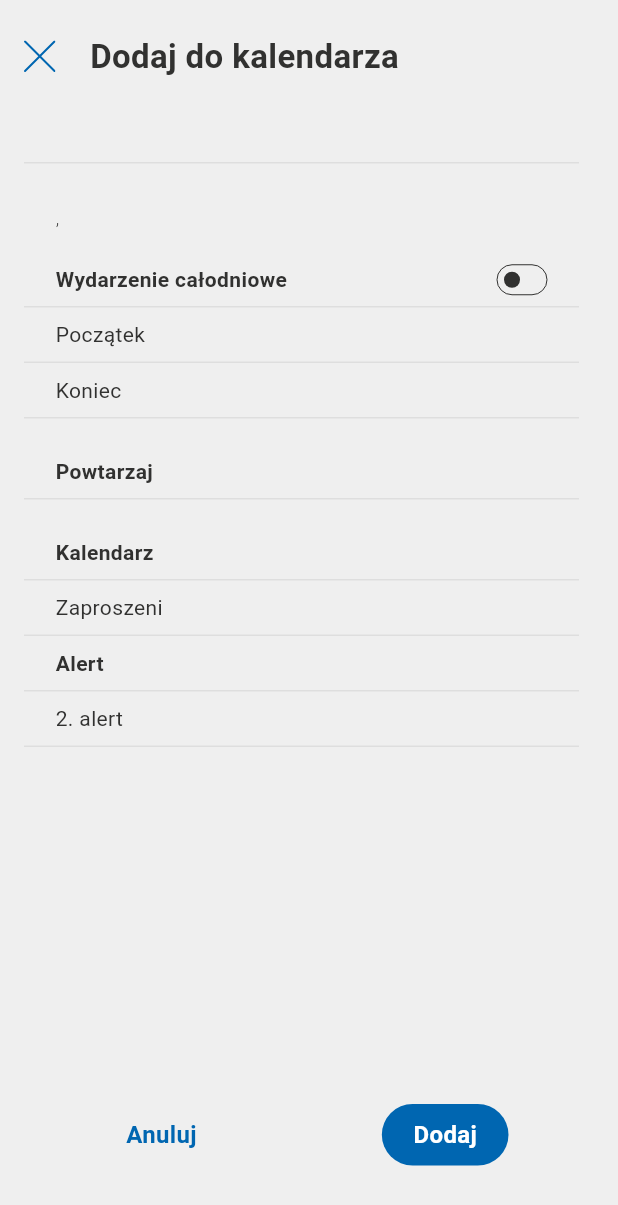
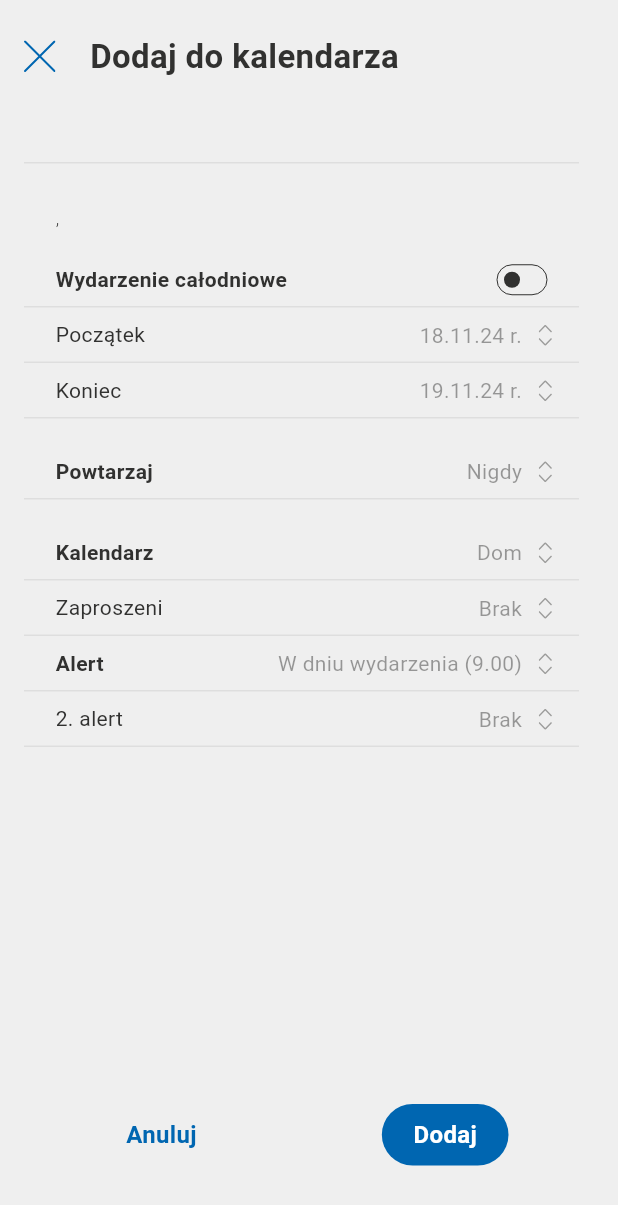
Before and after one commit to redssu/aplikacja-explore, a Flutter app: the EventAddToCalendarSheet widget shown alone on an empty page, opened directly with empty values, on a phone screen of 412 x 824 dp. Shown: the top 1205 px of the screen. Run offline on Flutter 3.47's test engine with Material 3 defaults, Android fonts, the phone set to English and light mode, and no system bars; our stand-ins replace flutter_svg, shimmer.

Commit message:
Placeholder pod element typu Select

```diff
--- a/lib/src/common/consts/app_typography.dart
+++ b/lib/src/common/consts/app_typography.dart
@@ -24,6 +24,16 @@ class AppTypography {
     height: 19 / 16,
   );
 
+  static const TextStyle selectValue = TextStyle(
+    fontFamily: "Roboto",
+    fontWeight: FontWeight.w400,
+    fontSize: 14,
+  );
+
+  /**
+   * MARK: Event Filters
+   */
+  ///
   static const TextStyle eventsFiltersListTileTitle = TextStyle(
     fontFamily: "Roboto",
     fontWeight: FontWeight.normal,
--- /dev/null
+++ b/lib/src/common/widgets/select.dart
@@ -0,0 +1,32 @@
+import "package:aplikacja_explore/src/common/consts/app_typography.dart";
+import "package:aplikacja_explore/src/common/widgets/h_space.dart";
+import "package:flutter/cupertino.dart";
+import "package:flutter_svg/svg.dart";
+
+class Select extends StatelessWidget {
+  const Select({
+    required this.value,
+    super.key,
+  });
+
+  final String value;
+
+  @override
+  Widget build(BuildContext context) {
+    return Row(
+      mainAxisSize: MainAxisSize.min,
+      children: [
+        Text(
+          value,
+          style: AppTypography.selectValue.copyWith(
+            color: const Color(0xFF3C3C3B).withOpacity(0.5),
+          ),
+        ),
+        const HSpace(11),
+        SvgPicture.asset(
+          "assets/icons/chevron-up-chevron-down.svg",
+        ),
+      ],
+    );
+  }
+}
--- a/lib/src/presentation/events/single/sheets/event_add_to_calendar_sheet.dart
+++ b/lib/src/presentation/events/single/sheets/event_add_to_calendar_sheet.dart
@@ -4,6 +4,7 @@ import "package:aplikacja_explore/src/common/layouts/sheet_layout.dart";
 import "package:aplikacja_explore/src/common/utils/controlled_state.dart";
 import "package:aplikacja_explore/src/common/widgets/app_button.dart";
 import "package:aplikacja_explore/src/common/widgets/edge_padding.dart";
+import "package:aplikacja_explore/src/common/widgets/select.dart";
 import "package:aplikacja_explore/src/common/widgets/v_space.dart";
 import "package:aplikacja_explore/src/data/models/event_model.dart";
 import "package:aplikacja_explore/src/presentation/events/single/sheets/event_add_to_calendar_controller.dart";
@@ -122,6 +123,7 @@ class _EventAddToCalendarSheetState extends ControlledState<EventAddToCalendarSh
                     ),
                   ),
                   // TODO: DatePicker
+                  const Select(value: "18.11.24 r."),
                 ],
               ),
             ),
@@ -138,6 +140,7 @@ class _EventAddToCalendarSheetState extends ControlledState<EventAddToCalendarSh
                     ),
                   ),
                   // TODO: DatePicker
+                  const Select(value: "19.11.24 r."),
                 ],
               ),
             ),
@@ -157,6 +160,7 @@ class _EventAddToCalendarSheetState extends ControlledState<EventAddToCalendarSh
                     ),
                   ),
                   // TODO: Select
+                  const Select(value: "Nigdy"),
                 ],
               ),
             ),
@@ -174,6 +178,7 @@ class _EventAddToCalendarSheetState extends ControlledState<EventAddToCalendarSh
                     ),
                   ),
                   // TODO: Select
+                  const Select(value: "Dom"),
                 ],
               ),
             ),
@@ -189,7 +194,8 @@ class _EventAddToCalendarSheetState extends ControlledState<EventAddToCalendarSh
                       color: const Color(0xFF313130),
                     ),
                   ),
-                  // TODO: DatePicker
+                  // TODO: Select
+                  const Select(value: "Brak"),
                 ],
               ),
             ),
@@ -208,6 +214,7 @@ class _EventAddToCalendarSheetState extends ControlledState<EventAddToCalendarSh
                     ),
                   ),
                   // TODO: Select
+                  const Select(value: "W dniu wydarzenia (9.00)"),
                 ],
               ),
             ),
@@ -224,6 +231,7 @@ class _EventAddToCalendarSheetState extends ControlledState<EventAddToCalendarSh
                     ),
                   ),
                   // TODO: Select
+                  const Select(value: "Brak"),
                 ],
               ),
             ),
```
Also changed, not shown: assets/icons/chevron-up-chevron-down.svg (added).
